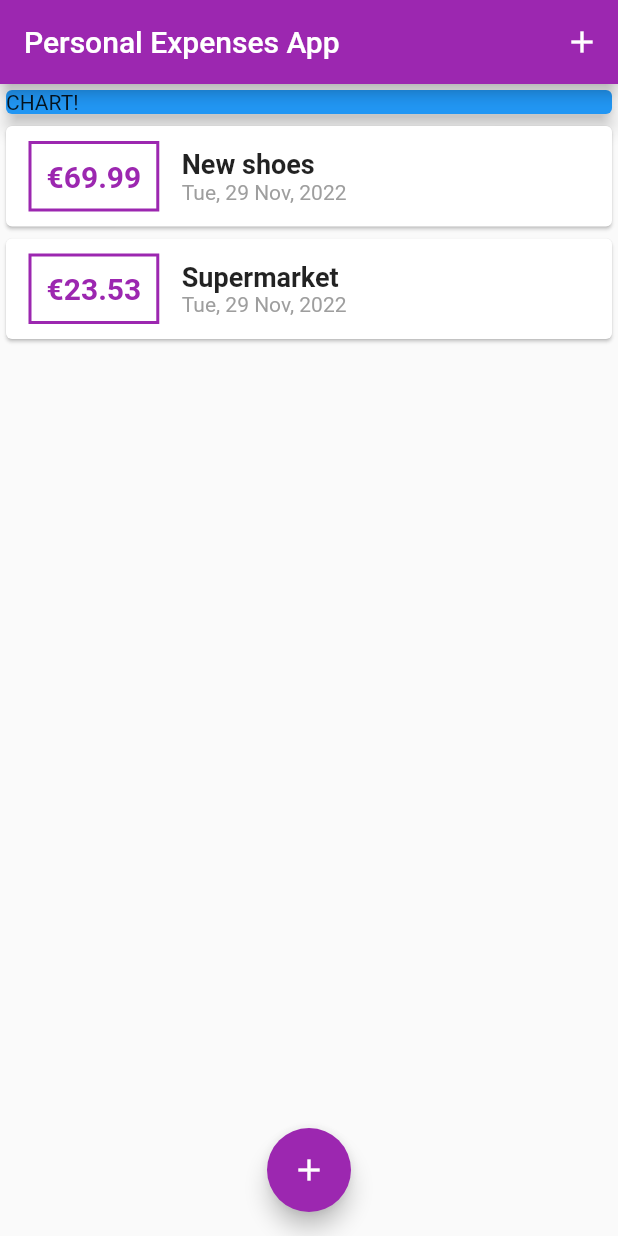
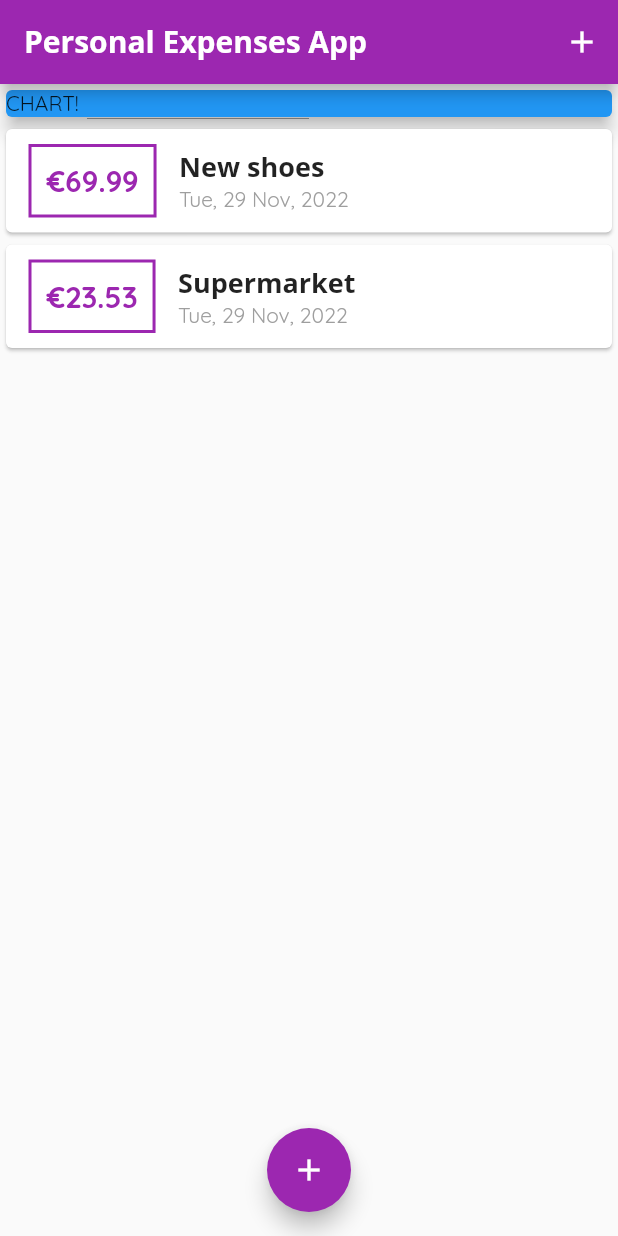
Before and after one commit to pfgrebelo/Flutter_PersonalExpensesApp, a Flutter app: the screen it shows after launch, on a phone screen of 412 x 824 dp. Run offline on Flutter 3.47's test engine with Material 2 defaults, Android fonts, the phone set to English and light mode, and no system bars.

Commit message:
added fonts

```diff
--- a/lib/main.dart
+++ b/lib/main.dart
@@ -15,6 +15,21 @@ class PersonalExpensesApp extends StatelessWidget {
       title: 'Personal Expenses App',
       theme: ThemeData(
         primarySwatch: Colors.purple,
+        fontFamily: 'Quicksand',
+        textTheme: TextTheme(
+          titleMedium: TextStyle(
+            fontFamily: 'OpenSans',
+            fontSize: 18,
+            fontWeight: FontWeight.bold,
+          ),
+        ),
+        appBarTheme: AppBarTheme(
+          titleTextStyle: TextStyle(
+            fontFamily: 'OpenSans',
+            fontSize: 20,
+            fontWeight: FontWeight.bold,
+          ),
+        ),
       ),
       home: MyHomePage(),
     );
@@ -68,7 +83,9 @@ class _MyHomePageState extends State<MyHomePage> {
   Widget build(BuildContext context) {
     return Scaffold(
       appBar: AppBar(
-        title: Text('Personal Expenses App'),
+        title: Text(
+          'Personal Expenses App',
+        ),
         actions: [
           IconButton(
             onPressed: () => _startAddNewTransaction(context),
--- a/lib/widgets/transaction_list.dart
+++ b/lib/widgets/transaction_list.dart
@@ -45,10 +45,7 @@ class TransactionList extends StatelessWidget {
                   children: [
                     Text(
                       transactions[index].title.toString(),
-                      style: TextStyle(
-                        fontWeight: FontWeight.bold,
-                        fontSize: 18,
-                      ),
+                      style: Theme.of(context).textTheme.titleMedium,
                     ),
                     Text(
                       DateFormat('E, dd MMM, yyyy').format(transactions[index].date),
```
Also changed, not shown: pubspec.yaml (+11 -6 lines), assets/fonts/OpenSans-Bold.ttf (added), assets/fonts/OpenSans-Regular.ttf (added), assets/fonts/Quicksand-Bold.ttf (added), assets/fonts/Quicksand-Light.ttf (added), assets/fonts/Quicksand-Medium.ttf (added), assets/fonts/Quicksand-Regular.ttf (added).
